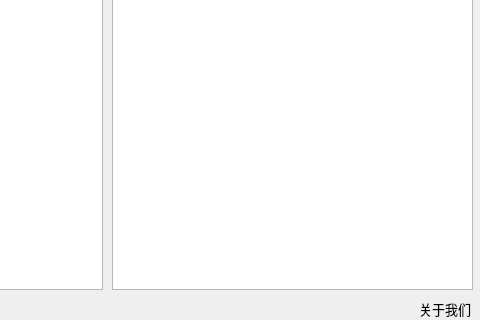
tsuibin/project-dictionary, file dictionary.ui: the form before one commit; both pictures show x 128 to 608 and y 91 to 411 of the 608 by 411 pixel window.
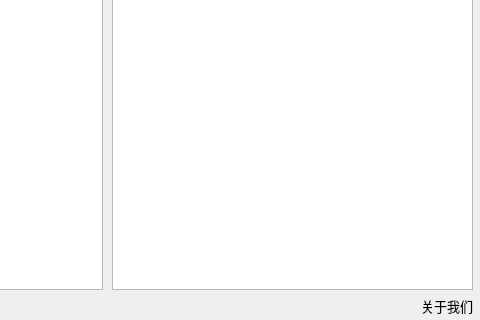
The form after the commit. Icons and pictures are not drawn.

```diff
--- a/dictionary.ui
+++ b/dictionary.ui
@@ -70,8 +70,8 @@
   <widget class="QLabel" name="label_2">
    <property name="geometry">
     <rect>
-     <x>418</x>
-     <y>390</y>
+     <x>420</x>
+     <y>387</y>
      <width>181</width>
      <height>20</height>
     </rect>
```
